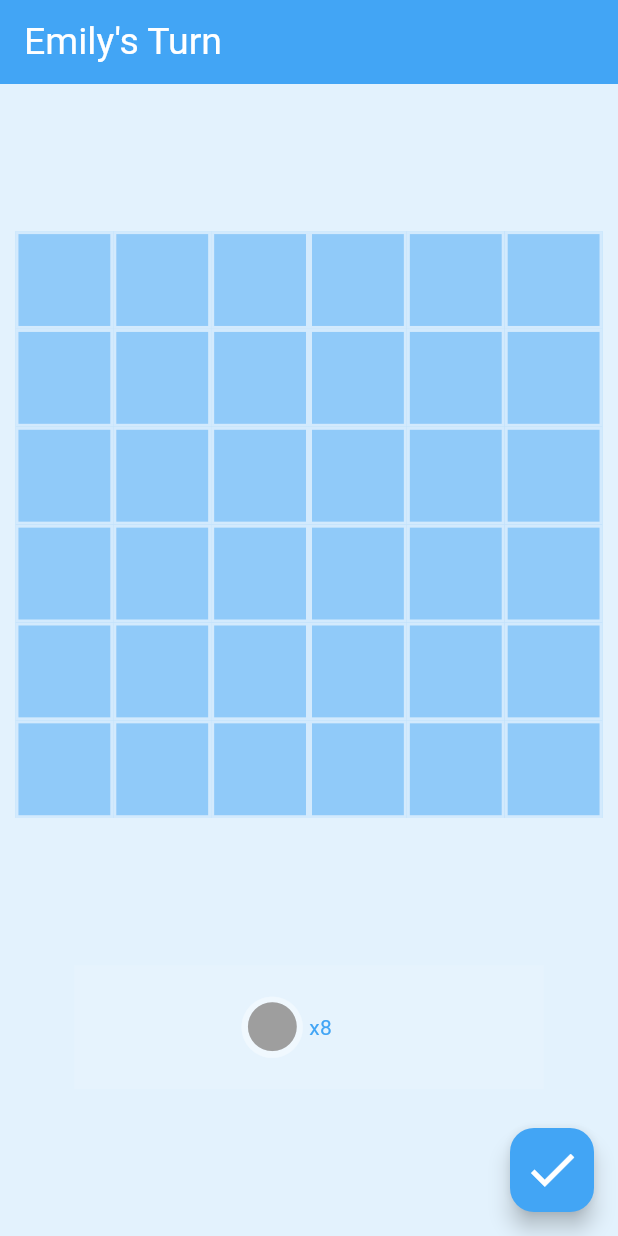
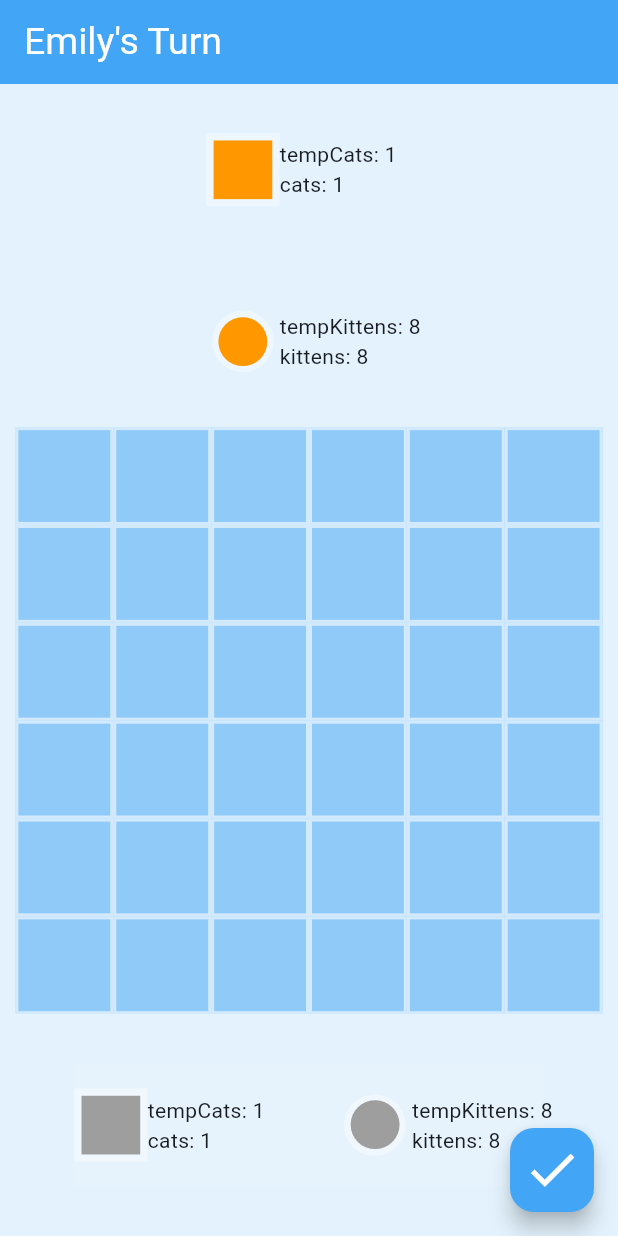
Before and after one commit to LiamWhitenack/boop, a Flutter app: the screen it shows after launch, after a tap on the "check" icon, on a phone screen of 412 x 824 dp. Run offline on Flutter 3.47's test engine with Material 2 defaults, Android fonts, the light colour scheme and no system bars.

Commit message:
fixed incorrect count but caused a new error

```diff
--- a/lib/board.dart
+++ b/lib/board.dart
@@ -7,6 +7,9 @@ class Board {
   late List<List> tempGrid = deepCopyMatrix(grid);
   // these are the coordinates that are on the grid
   List<int> validCoordinates = [0, 1, 2, 3, 4, 5];
+  Player playerOne;
+  Player playerTwo;
+  Board(this.playerOne, this.playerTwo);
 
   void setUpPlayerForWinning(Player player) {
     // this function is for testing only
@@ -27,11 +30,10 @@ class Board {
   }
 
   void undoLastBoop() {
-    for (Player player in getPlayersWithPiecesOnBoard()) {
+    for (Player player in getPlayers()) {
       player.revertKittensAndCats();
-
-      tempGrid = deepCopyMatrix(grid);
     }
+    tempGrid = deepCopyMatrix(grid);
   }
 
   void boopCat(int row, int column, Player player) {
@@ -44,7 +46,7 @@ class Board {
     }
 
     // return if the player is out of cats to place
-    if (player.cats.isEmpty) {
+    if (player.tempCats.isEmpty) {
       print('not enough cats to place!');
       return;
     }
@@ -58,8 +60,10 @@ class Board {
       }
     }
 
-    player.cats.removeAt(0);
+    player.tempCats.removeAt(0);
     tempGrid[row][column] = Cat(player);
+
+    upgradeThreeInARows();
   }
 
   void boopKitten(int row, int column, Player player) {
@@ -87,8 +91,10 @@ class Board {
     }
 
     // print("64");
-    player.kittens.removeAt(0);
+    player.tempKittens.removeAt(0);
     tempGrid[row][column] = Kitten(player);
+
+    upgradeThreeInARows();
   }
 
   void boopCatInGivenDirection(int row, int column, int i, int j, Player player) {
@@ -99,10 +105,10 @@ class Board {
       // if the piece is being moved off the edge, give it back to its owner
       if (!validCoordinates.contains(row + i + i) || !validCoordinates.contains(column + j + j)) {
         if (grid[row + i][column + j] is Kitten) {
-          ownerOfBoopedPiece!.kittens.add(Kitten(ownerOfBoopedPiece));
+          ownerOfBoopedPiece!.tempKittens.add(Kitten(ownerOfBoopedPiece));
           // numberOfKittensToReturnIfMoveIsTakenBack++;
         } else {
-          ownerOfBoopedPiece!.cats.add(Cat(ownerOfBoopedPiece));
+          ownerOfBoopedPiece!.tempCats.add(Cat(ownerOfBoopedPiece));
           // numberOfCatsToReturnIfMoveIsTakenBack++;
         }
 
@@ -133,7 +139,7 @@ class Board {
       ownerOfBoopedPiece = grid[row + i][column + j].player;
       // if the kitten is being moved off the edge, give it back to its owner
       if (!validCoordinates.contains(row + i + i) || !validCoordinates.contains(column + j + j)) {
-        ownerOfBoopedPiece!.kittens.add(Kitten(ownerOfBoopedPiece));
+        ownerOfBoopedPiece!.tempKittens.add(Kitten(ownerOfBoopedPiece));
         // numberOfKittensToReturnIfMoveIsTakenBack++;
 
         tempGrid[row + i][column + j] = null;
@@ -155,13 +161,6 @@ class Board {
   }
 
   void updateGrid() {
-    List<Player> players = getPlayersWithPiecesOnBoard();
-    for (Player player in players) {
-      if (player.cats.length + player.kittens.length > 8) {
-        throw Exception();
-      }
-      player.updateKittensAndCats();
-    }
     grid = deepCopyMatrix(tempGrid);
   }
 
@@ -284,30 +283,17 @@ class Board {
     return removeDuplicateCoordinates(allCoordinates);
   }
 
-  List<Player> getPlayersWithPiecesOnBoard() {
-    List<Player> players = [];
-    for (int row = 0; row < 6; row++) {
-      for (int column = 0; column < 6; column++) {
-        if (tempGrid[row][column] == null) {
-          continue;
-        }
-        if (!players.contains(tempGrid[row][column].player)) {
-          players.add(tempGrid[row][column].player);
-        }
-
-        if (players.length == 2) return players;
-      }
-    }
-    return players;
+  List<Player> getPlayers() {
+    return [playerOne, playerTwo];
   }
 
   String? eightCatsOnGrid() {
-    List<Player> players = getPlayersWithPiecesOnBoard();
+    List<Player> players = getPlayers();
     if (players.isEmpty) return null;
     if (players.length == 1) {
       Player player1 = players[0];
-      bool player1HasKittens = player1.kittens.isNotEmpty;
-      bool player1HasCats = player1.cats.isNotEmpty;
+      bool player1HasKittens = player1.tempKittens.isNotEmpty;
+      bool player1HasCats = player1.tempCats.isNotEmpty;
       if (player1HasKittens || player1HasCats) {
         return null;
       } else {
@@ -316,10 +302,10 @@ class Board {
     }
     Player player1 = players[0];
     Player player2 = players[1];
-    bool player1HasKittens = player1.kittens.isNotEmpty;
-    bool player1HasCats = player1.cats.isNotEmpty;
-    bool player2HasKittens = player2.kittens.isNotEmpty;
-    bool player2HasCats = player2.cats.isNotEmpty;
+    bool player1HasKittens = player1.tempKittens.isNotEmpty;
+    bool player1HasCats = player1.tempCats.isNotEmpty;
+    bool player2HasKittens = player2.tempKittens.isNotEmpty;
+    bool player2HasCats = player2.tempCats.isNotEmpty;
     if ((player1HasKittens || player1HasCats) && (player2HasKittens || player2HasCats)) {
       return null;
     } else if (player1HasKittens || player1HasCats) {
@@ -384,10 +370,10 @@ class Board {
         int row = coordinates[0];
         int column = coordinates[1];
 
-        grid[row][column].player.cats.add(Cat(grid[row][column].player));
-        grid[row][column] = null;
+        tempGrid[row][column].player.tempCats.add(Cat(grid[row][column].player));
+        tempGrid[row][column] = null;
       }
     }
-    tempGrid = deepCopyMatrix(grid);
+    // tempGrid = deepCopyMatrix(grid);
   }
 }
--- a/lib/game_flow.dart
+++ b/lib/game_flow.dart
@@ -24,6 +24,14 @@ String? takeTurn(Board board, Player player1, String pieceType, int row, int col
   }
 
   board.upgradeThreeInARows();
+  List<Player> players = board.getPlayers();
+  for (Player player in players) {
+    if (player.tempCats.length + player.tempKittens.length > 8) {
+      throw Exception();
+    }
+    player.updateKittensAndCats();
+  }
+
   return null;
 }
 
@@ -31,7 +39,7 @@ void playGame() {
   Player ralph = Player('Ralph', Colors.orange);
   Player jack = Player('Jack', Colors.orange);
 
-  Board board = Board();
+  Board board = Board(ralph, jack);
 
   bool playerOneTurn = true;
 
--- a/lib/grid.dart
+++ b/lib/grid.dart
@@ -70,11 +70,10 @@ class _GridState extends State<Grid> {
             });
           },
           onWillAccept: (value) {
-            setState(() {
-              if (widget.playerOne.kittens.isEmpty &&
-                  widget.playerTwo.cats.isEmpty &&
-                  widget.playerOne.cats.isEmpty &&
-                  widget.playerTwo.kittens.isEmpty) {
+            if (widget.playerOne.tempKittens.isEmpty &&
+                widget.playerTwo.tempCats.isEmpty &&
+                widget.playerOne.tempCats.isEmpty &&
+                widget.playerTwo.tempKittens.isEmpty) {
               throw Exception('All out of pieces to place!');
             }
             if (value == 'Kitten') {
@@ -83,9 +82,11 @@ class _GridState extends State<Grid> {
               widget.board.boopCat(row, column, activePlayer);
             }
             isDragOver[row][column] = true;
-            });
+
             // testing only
             // widget.board.setUpPlayerForWinning(widget.playerOne);
+
+            widget.refreshMyGamePageState();
             return widget.board.grid[row][column] == null;
           },
           builder: (context, candidateData, rejectedData) {
--- a/lib/main.dart
+++ b/lib/main.dart
@@ -6,11 +6,13 @@ import 'board.dart';
 import 'my_game_page.dart';
 
 void main() {
+  Player playerOne = Player('Maire', Colors.orange);
+  Player playerTwo = Player('Emily', Colors.grey);
   // playGame();
   runApp(MyApp(
-    board: Board(),
-    playerOne: Player('Maire', Colors.orange),
-    playerTwo: Player('Emily', Colors.grey),
+    board: Board(playerOne, playerTwo),
+    playerOne: playerOne,
+    playerTwo: playerTwo,
   ));
 }
 
@@ -41,6 +43,9 @@ class _MyAppState extends State<MyApp> {
     winner = widget.board.checkForWin();
 
     widget.board.upgradeThreeInARows();
+
+    widget.board.playerOne.updateKittensAndCats();
+    widget.board.playerTwo.updateKittensAndCats();
 
     alternatePlayerOneTurn();
     setState(() {});
--- a/lib/my_game_page.dart
+++ b/lib/my_game_page.dart
@@ -37,7 +37,7 @@ class _MyGamePageState extends State<MyGamePage> {
   int? column;
 
   void refreshMyGamePageState() {
-    widget.alternatePlayerOneTurn();
+    // widget.alternatePlayerOneTurn();
     setState(() {});
   }
 
@@ -51,7 +51,8 @@ class _MyGamePageState extends State<MyGamePage> {
       );
     }
     // ignore: dead_code
-    Player activePlayer = widget.playerOneTurn ? widget.playerOne : widget.playerTwo;
+    final Player activePlayer = widget.playerOneTurn ? widget.playerOne : widget.playerTwo;
+    final Player otherPlayer = widget.playerOneTurn ? widget.playerTwo : widget.playerOne;
     final double screenWidth = MediaQuery.of(context).size.width;
     final double screenHeight = MediaQuery.of(context).size.height;
     final double limitingSize = screenHeight > screenWidth ? screenWidth : screenHeight;
@@ -71,6 +72,54 @@ class _MyGamePageState extends State<MyGamePage> {
           child: Column(
             mainAxisAlignment: MainAxisAlignment.spaceEvenly,
             children: [
+              // cats
+              SizedBox(
+                // color: Colors.black,
+                width: otherPlayer.tempCats.isNotEmpty ? gridLength * 0.35 : 0,
+                child: otherPlayer.tempCats.isNotEmpty
+                    // true
+                    ? Row(
+                        children: [
+                          Draggable<String>(
+                              onDragStarted: () {
+                                setState(() {});
+                              },
+                              data: 'Cat',
+                              feedback: CatWidget(catColor: otherPlayer.color),
+                              child: CatWidget(catColor: otherPlayer.color)),
+                          Text('tempCats: ${otherPlayer.tempCats.length}\ncats: ${otherPlayer.cats.length}'),
+                        ],
+                      )
+                    : const SizedBox(),
+              ),
+              // space between
+              otherPlayer.tempCats.isNotEmpty && otherPlayer.tempKittens.isNotEmpty
+                  ? SizedBox(width: gridLength * 0.1)
+                  : const SizedBox(),
+              // tempKittens
+              // ignore: sized_box_for_whitespace
+              Container(
+                width: otherPlayer.tempKittens.isNotEmpty ? gridLength * 0.35 : 0,
+                child: otherPlayer.tempKittens.isNotEmpty
+                    ? Row(
+                        crossAxisAlignment: CrossAxisAlignment.center,
+                        children: [
+                          Draggable<String>(
+                            onDragStarted: () {
+                              setState(() {});
+                            },
+                            data: 'Kitten',
+                            feedback: KittenWidget(kittenColor: otherPlayer.color),
+                            child: KittenWidget(kittenColor: otherPlayer.color),
+                          ),
+                          Text(
+                            'tempKittens: ${otherPlayer.tempKittens.length}\nkittens: ${otherPlayer.tempKittens.length}',
+                            // style: TextStyle(color: Colors.blue.shade400),
+                          ),
+                        ],
+                      )
+                    : const SizedBox(),
+              ),
               SizedBox(
                 height: gridLength,
                 width: gridLength,
@@ -94,39 +143,46 @@ class _MyGamePageState extends State<MyGamePage> {
                     // cats
                     SizedBox(
                       // color: Colors.black,
-                      width: activePlayer.cats.isNotEmpty ? gridLength * 0.25 : 0,
-                      child: activePlayer.cats.isNotEmpty
+                      width: activePlayer.tempCats.isNotEmpty ? gridLength * 0.35 : 0,
+                      child: activePlayer.tempCats.isNotEmpty
                           // true
                           ? Row(
                               children: [
                                 Draggable<String>(
+                                    onDragStarted: () {
+                                      setState(() {});
+                                    },
                                     data: 'Cat',
                                     feedback: CatWidget(catColor: activePlayer.color),
                                     child: CatWidget(catColor: activePlayer.color)),
-                                Text('x${activePlayer.cats.length}'),
+                                Text('tempCats: ${activePlayer.tempCats.length}\ncats: ${activePlayer.cats.length}'),
                               ],
                             )
                           : const SizedBox(),
                     ),
                     // space between
-                    activePlayer.cats.isNotEmpty && activePlayer.kittens.isNotEmpty
-                        ? SizedBox(width: gridLength * 0.3)
+                    activePlayer.tempCats.isNotEmpty && activePlayer.tempKittens.isNotEmpty
+                        ? SizedBox(width: gridLength * 0.1)
                         : const SizedBox(),
-                    // kittens
+                    // tempKittens
+                    // ignore: sized_box_for_whitespace
                     Container(
-                      width: activePlayer.kittens.isNotEmpty ? gridLength * 0.25 : 0,
-                      child: activePlayer.kittens.isNotEmpty
+                      width: activePlayer.tempKittens.isNotEmpty ? gridLength * 0.35 : 0,
+                      child: activePlayer.tempKittens.isNotEmpty
                           ? Row(
                               crossAxisAlignment: CrossAxisAlignment.center,
                               children: [
                                 Draggable<String>(
+                                  onDragStarted: () {
+                                    setState(() {});
+                                  },
                                   data: 'Kitten',
                                   feedback: KittenWidget(kittenColor: activePlayer.color),
                                   child: KittenWidget(kittenColor: activePlayer.color),
                                 ),
                                 Text(
-                                  'x${activePlayer.kittens.length}',
-                                  style: TextStyle(color: Colors.blue.shade400),
+                                  'tempKittens: ${activePlayer.tempKittens.length}\nkittens: ${activePlayer.tempKittens.length}',
+                                  // style: TextStyle(color: Colors.blue.shade400),
                                 ),
                               ],
                             )
--- a/lib/player.dart
+++ b/lib/player.dart
@@ -4,43 +4,46 @@ import 'kittens_and_cats.dart';
 
 class Player {
   late List<Kitten> kittens;
-  late List<Kitten> kittensBeforeBoop;
+  late List<Kitten> tempKittens;
   List<Cat> cats = [];
-  List<Cat> catsBeforeBoop = [];
+  List<Cat> tempCats = [];
   final String name;
   final Color color;
   Player(this.name, this.color) {
     kittens = List.filled(8, Kitten(this), growable: true);
-    kittensBeforeBoop = List.filled(8, Kitten(this), growable: true);
-    // cats = [Cat(this)]; // for testing only
-    // catsBeforeBoop = [Cat(this)];
+    tempKittens = List.filled(8, Kitten(this), growable: true);
+    cats = [Cat(this)]; // for testing only
+    tempCats = [Cat(this)];
   }
 
   void reset() {
     kittens = List.filled(8, Kitten(this), growable: true);
+    tempKittens = List.filled(8, Kitten(this), growable: true);
     cats = [];
+    tempCats = [];
   }
 
   void revertKittensAndCats() {
-    kittens = List.filled(kittensBeforeBoop.length, Kitten(this), growable: true);
-    cats = List.filled(catsBeforeBoop.length, Cat(this), growable: true);
+    tempKittens = List<Kitten>.from(kittens);
+    tempCats = List<Cat>.from(cats);
   }
 
   void updateKittensAndCats() {
-    kittensBeforeBoop = List.filled(kittens.length, Kitten(this), growable: true);
-    catsBeforeBoop = List.filled(cats.length, Cat(this), growable: true);
+    kittens = List<Kitten>.from(tempKittens);
+    cats = List<Cat>.from(tempCats);
   }
 
   void upgradePieces(List pieces) {
     int numberOfPiecesPlayerHas = kittens.length + cats.length;
     for (var piece in pieces) {
-      kittens.remove(piece);
-      cats.remove(piece);
+      tempKittens.remove(piece);
+      tempCats.remove(piece);
     }
-    if (numberOfPiecesPlayerHas - 3 != kittens.length + cats.length) {
-      throw Exception('something is wrong with the removal of pieces. \nThe kittens: $kittens \nThe cats: $cats');
+    if (numberOfPiecesPlayerHas - 3 != tempKittens.length + tempCats.length) {
+      throw Exception(
+          'something is wrong with the removal of pieces. \nThe kittens: $tempKittens \nThe tempCats: $tempCats');
     }
 
-    cats.addAll(List.filled(3, Cat(this)));
+    tempCats.addAll(List.filled(3, Cat(this)));
   }
 }
```
Lines whose indentation alone changed are shown as unchanged.
